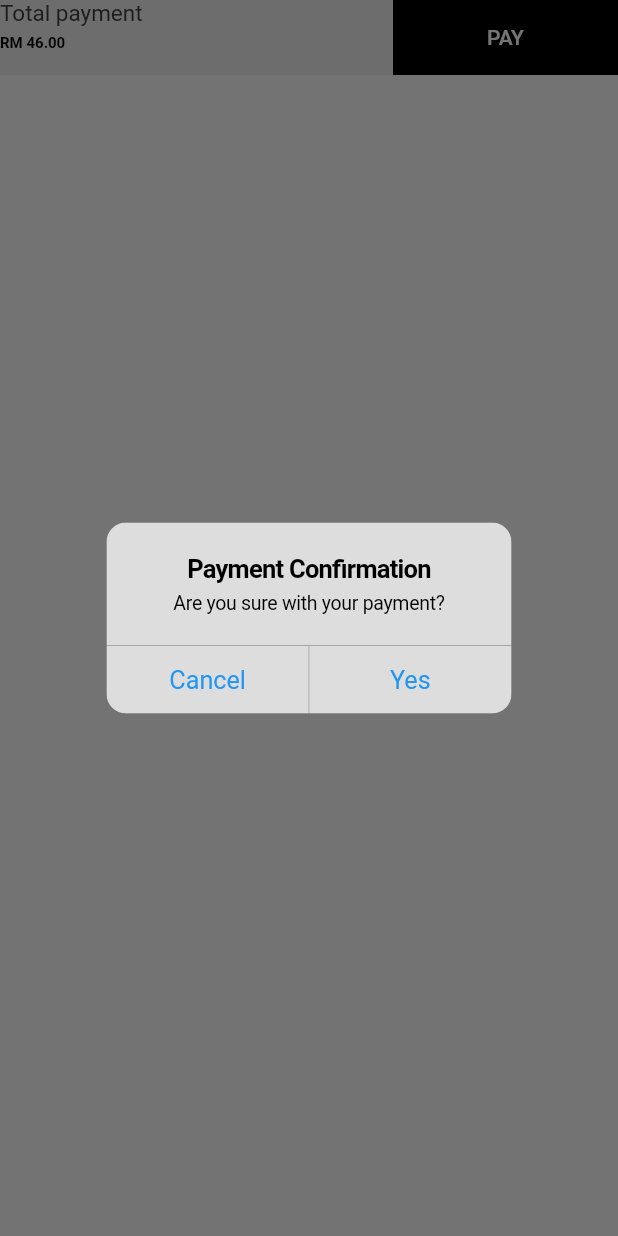
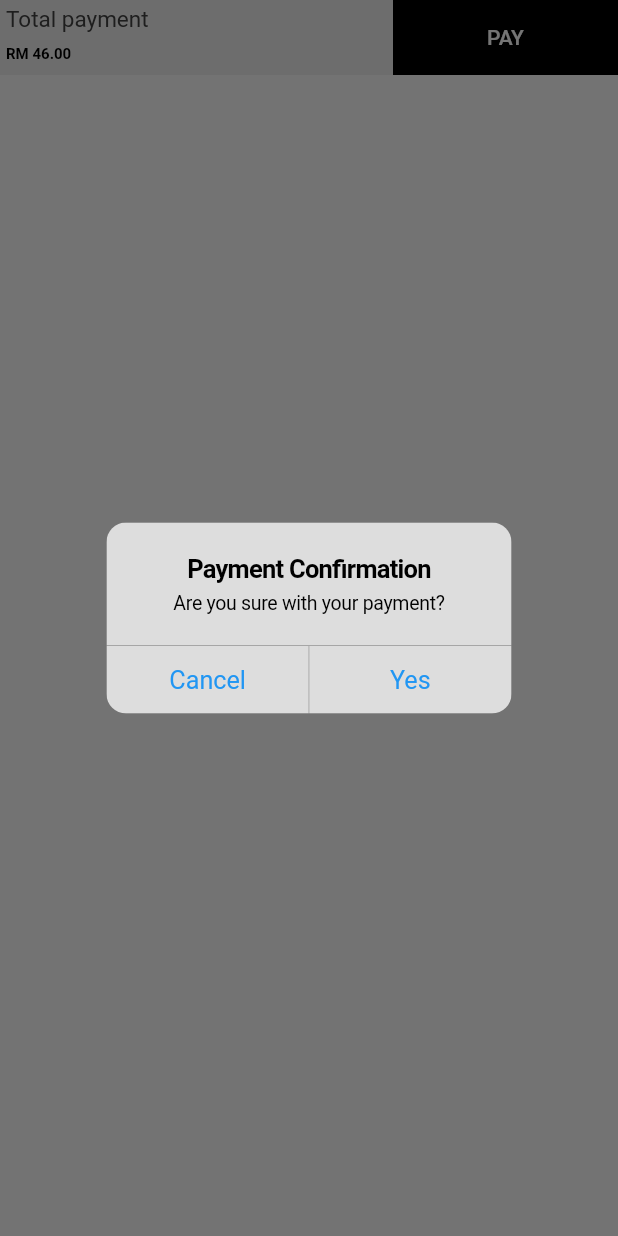
Before and after one commit to bebbotgaf/psp_parking, a Flutter app: what bottomNavigationBar() shows on an empty page, opened directly, after a tap on "PAY", on a phone screen of 412 x 824 dp. Run offline on Flutter 3.47's test engine with Material 2 defaults, Android fonts, the phone set to English and light mode, and no system bars; missing offline and left inert: dart:html.

Commit message:
Final V1
11/4/22

```diff
--- a/lib/features/payment/widgets/bottom_bar.dart
+++ b/lib/features/payment/widgets/bottom_bar.dart
@@ -2,6 +2,7 @@ import 'package:flutter/cupertino.dart';
 import 'package:flutter/material.dart';
 
 
+import '../../home/home_screen.dart';
 import '../../parking/parking_screen.dart';
 
 class bottomNavigationBar extends StatelessWidget {
@@ -23,9 +24,15 @@ class bottomNavigationBar extends StatelessWidget {
           Column(
             crossAxisAlignment: CrossAxisAlignment.start,
             children: [
-              Text('Total payment', style: TextStyle( fontSize: 15, decoration: TextDecoration.none, color: Colors.grey.shade800)),
-              SizedBox(height: 5),
-              Text('RM 46.00', style: TextStyle(color: Colors.black, fontWeight: FontWeight.bold, fontSize: 10, decoration: TextDecoration.none),)
+              Padding(
+                padding: const EdgeInsets.all(4.0),
+                child: Text('Total payment', style: TextStyle( fontSize: 15, decoration: TextDecoration.none, color: Colors.grey.shade800)),
+              ),
+
+              Padding(
+                padding: const EdgeInsets.all(4.0),
+                child: Text('RM 46.00', style: TextStyle(color: Colors.black, fontWeight: FontWeight.bold, fontSize: 10, decoration: TextDecoration.none),),
+              )
             ],
           ),
           SizedBox(width: 70),
@@ -67,7 +74,7 @@ void showAlertDialog(BuildContext context) {
        (child: Text("Yes"),
        onPressed: () {
          Navigator.push(context,
-         MaterialPageRoute(builder: (context) => const ParkingScreen()));
+         MaterialPageRoute(builder: (context) => HomeScreen()));
         showSecond(context);
        },
        )
```
